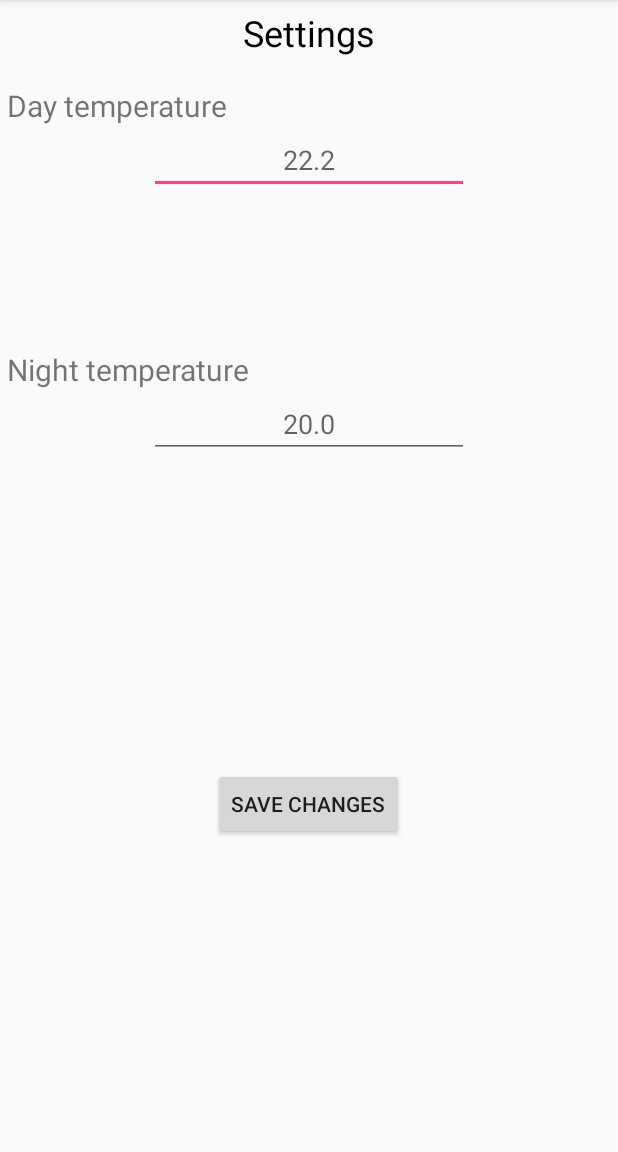
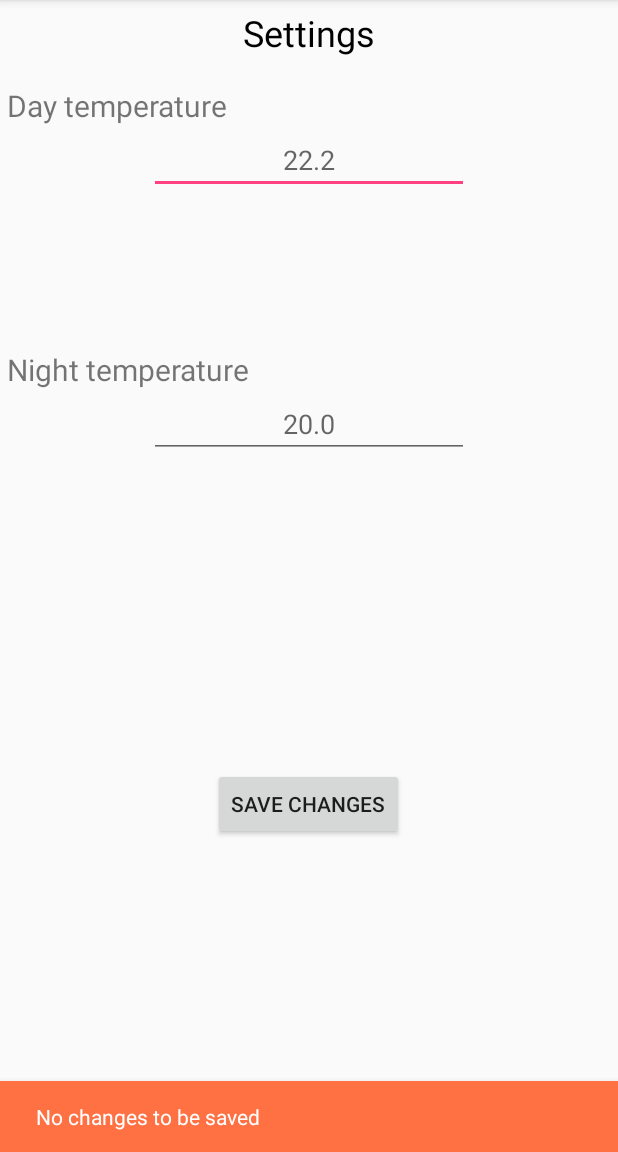
Before and after one commit to AntRolBla/Assignment4HTI, an Android app: the fragment SettingsFragment placed in its activity, after a tap on "SAVE CHANGES", on a phone screen of 412 x 824 dp, the part 84-1236 px from its top. Run offline under Robolectric (Android 15) with nearby library versions, the phone set to English and light mode, and no system bars; our stand-ins replace ButterKnife; libraries missing offline, so code that uses them is left out: com.wdullaer.materialdatetimepicker; 3 statements that could not run were skipped.

Commit message:
Updated settings code

```diff
--- a/ThermostatApp/app/src/main/java/a2id40/thermostatapp/fragments/Utils/SnackBarHelper.java
+++ b/ThermostatApp/app/src/main/java/a2id40/thermostatapp/fragments/Utils/SnackBarHelper.java
@@ -35,4 +35,10 @@ public class SnackBarHelper {
         mSnackbar.show();
     }
 
+    public static void showErrorMessage(View view, String message) {
+        Snackbar mSnackbar = Snackbar.make(view, message, Snackbar.LENGTH_LONG);
+        mSnackbar.getView().setBackgroundColor(ContextCompat.getColor(view.getContext(), R.color.lightRed));
+        mSnackbar.show();
+    }
+
 }
--- a/ThermostatApp/app/src/main/res/values/strings.xml
+++ b/ThermostatApp/app/src/main/res/values/strings.xml
@@ -35,4 +35,7 @@
     <string name="fragment_weeklyday_removeDialog_cancel">Cancel</string>
     <string name="fragment_main_vacation_enabled">The vacation mode is now enabled, all temperatures are overridden.</string>
     <string name="fragment_main_vacation_disabled">The vacation mode is now disabled. \r\nTemperature values are taken from the weekly program.</string>
+    <string name="fragment_settings_error_range">All temperatures must be set to values between 5.0ºC and 30.0ºC</string>
+    <string name="fragment_settings_error_nochange">No changes to be saved</string>
+    <string name="fragment_settings_succes_saved">Your changes have been saved</string>
 </resources>
```
Also changed, not shown: ThermostatApp/app/src/main/java/a2id40/thermostatapp/fragments/settings/SettingsFragment.java (+9 -16 lines).
